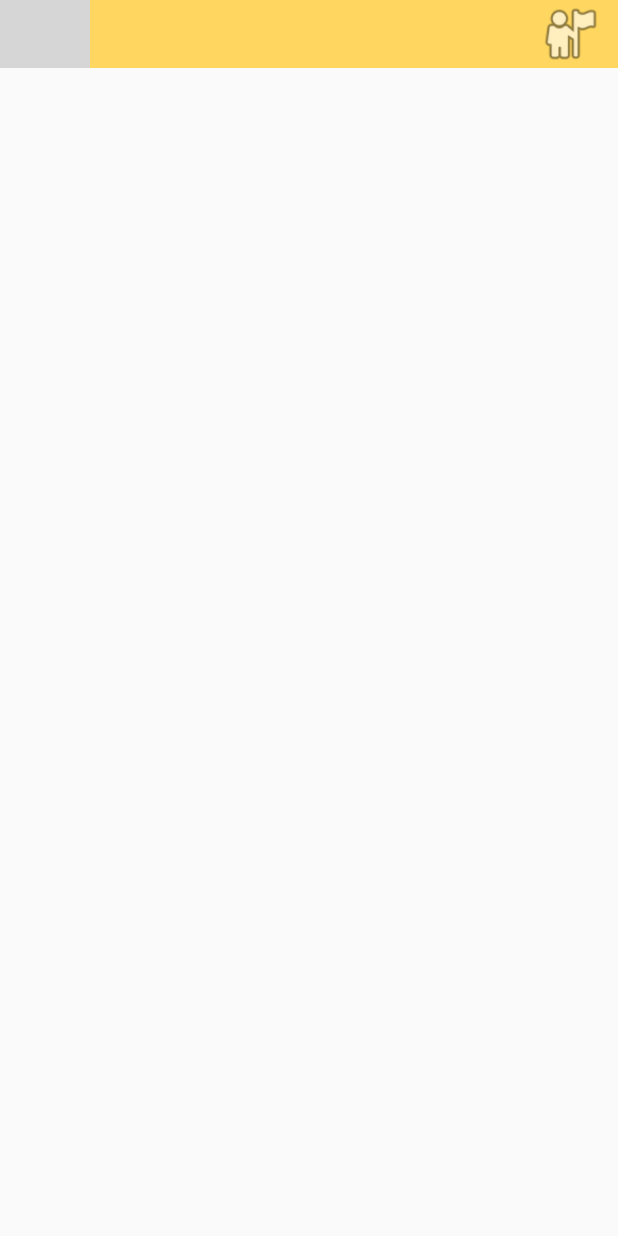
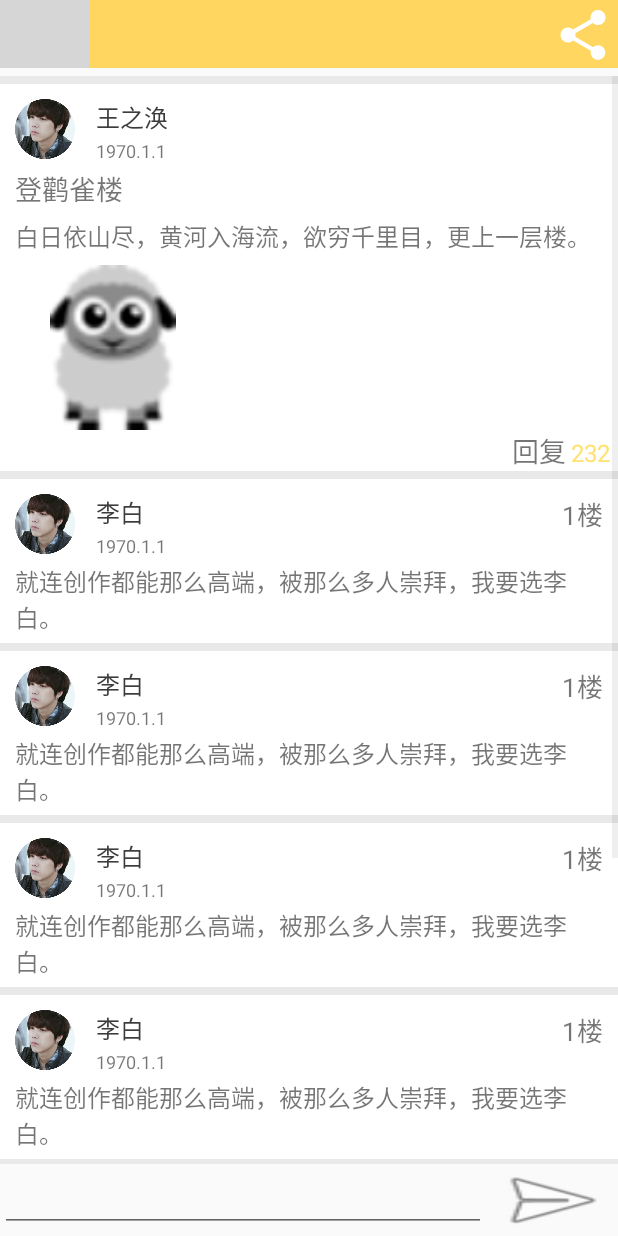
Before and after one commit to rivalnhwc/Mrzz, an Android app: the TopicActivity screen opened directly, with no data from a screen before it, on a phone screen of 412 x 824 dp. Run offline under Robolectric (Android 15) with nearby library versions, the phone set to English and light mode, and no system bars; our stand-ins replace CircleImageView; 1 statement that could not run was skipped; grey boxes are pictures that could not be loaded.

Commit message:
fourth commit

```diff
--- /dev/null
+++ b/app/src/main/java/com/freud/mrzz/adapter/CommentAdapter.java
@@ -0,0 +1,68 @@
+package com.freud.mrzz.adapter;
+
+import android.content.Context;
+import android.view.LayoutInflater;
+import android.view.View;
+import android.view.ViewGroup;
+import android.widget.ArrayAdapter;
+import android.widget.TextView;
+
+import com.freud.mrzz.R;
+import com.freud.mrzz.entity.Comment;
+import com.freud.mrzz.views.CircleImageView;
+
+import java.util.List;
+
+/**
+ * Created by rival on 2015/3/19.
+ */
+public class CommentAdapter extends ArrayAdapter<Comment> {
+    private int resource;
+
+    public CommentAdapter(Context context, int resource, List<Comment> objects) {
+        super(context, resource, objects);
+        this.resource = resource;
+    }
+
+    @Override
+    public View getView(int position, View convertView, ViewGroup parent) {
+        Comment comment = getItem(position);
+        View view;
+        ViewHolder viewHolder;
+        if (convertView == null) {
+            view = LayoutInflater.from(getContext()).inflate(resource, null);
+            viewHolder = new ViewHolder();
+
+            viewHolder.tv_username = (TextView) view.findViewById(R.id.id_tv_username_comment_itme);
+            viewHolder.tv_content = (TextView) view.findViewById(R.id.id_tv_commentcontent_comment_itme);
+            viewHolder.tv_timepulish = (TextView) view.findViewById(R.id.id_tv_timepublish_comment_itme);
+            viewHolder.tv_floor_num = (TextView) view.findViewById(R.id.id_tv_floornum_comment_itme);
+            viewHolder.im_userhead = (CircleImageView) view.findViewById(R.id.id_im_userhead_comment_itme);
+
+            view.setTag(viewHolder);
+        }else{
+            view = convertView;
+            viewHolder = (ViewHolder) view.getTag();
+        }
+
+        if (comment.getModel()==1) {
+            viewHolder.im_userhead.setImageResource(comment.getImageID_userhead());
+            viewHolder.tv_username.setText(comment.getUser_name());
+            viewHolder.tv_content.setText(comment.getContent());
+            viewHolder.tv_floor_num.setText(comment.getFloor_num());
+            viewHolder.tv_timepulish.setText(comment.getTime_publish());
+        }
+
+        return view;
+    }
+
+    class ViewHolder {
+
+        CircleImageView im_userhead;
+        TextView tv_username;
+
+        TextView tv_timepulish;
+        TextView tv_content;
+        TextView tv_floor_num;
+    }
+}
--- a/app/src/main/java/com/freud/mrzz/atys/TopicActivity.java
+++ b/app/src/main/java/com/freud/mrzz/atys/TopicActivity.java
@@ -3,27 +3,64 @@ package com.freud.mrzz.atys;
 import android.app.Activity;
 import android.content.Intent;
 import android.os.Bundle;
+import android.view.LayoutInflater;
+import android.widget.LinearLayout;
+import android.widget.ListView;
 import android.widget.TextView;
 
 import com.freud.mrzz.R;
+import com.freud.mrzz.adapter.CommentAdapter;
+import com.freud.mrzz.entity.Comment;
+
+import java.util.ArrayList;
+import java.util.List;
 
 /**
  * Created by rival on 2015/3/16.
  */
 public class TopicActivity extends Activity {
     private TextView tv_title_topbar;
+    private ListView lv_topicaty;
+    private List<Comment> commentList = new ArrayList<>();
+    private CommentAdapter commentAdapter;
+    private LinearLayout ll_topicaty;
 
     @Override
     protected void onCreate(Bundle savedInstanceState) {
         super.onCreate(savedInstanceState);
         setContentView(R.layout.activity_topic);
+        initData();
+        initView();
 
+    }
+    private void initData(){
+
+        Comment comment1 = new Comment();
+        Comment comment2 = new Comment();
+        Comment comment3 = new Comment();
+        Comment comment4 = new Comment();
+        Comment comment5 = new Comment();
+        Comment comment6 = new Comment();
+
+        commentList.add(comment1);
+        commentList.add(comment2);
+        commentList.add(comment3);
+        commentList.add(comment4);
+        commentList.add(comment5);
+        commentList.add(comment6);
+    }
+    private void initView(){
         Intent i = getIntent();
         Bundle b = i.getExtras();
         String str = b.getString("name");
         tv_title_topbar = (TextView) findViewById(R.id.id_tv_title_topbar_topicaty);
         tv_title_topbar.setText(str);
 
+        ll_topicaty = (LinearLayout) findViewById(R.id.id_ll_topicaty);
 
+        lv_topicaty = (ListView) findViewById(R.id.id_lv_topicaty);
+        lv_topicaty.addHeaderView(LayoutInflater.from(this).inflate(R.layout.head_topic_item_topicaty,null));
+        commentAdapter = new CommentAdapter(this,R.layout.comment_item_noimage,commentList);
+        lv_topicaty.setAdapter(commentAdapter);
     }
 }
--- /dev/null
+++ b/app/src/main/java/com/freud/mrzz/entity/Comment.java
@@ -0,0 +1,56 @@
+package com.freud.mrzz.entity;
+
+/**
+ * Created by rival on 2015/3/19.
+ */
+public class Comment {
+
+    private String user_name;
+    private int imageID_userhead;
+    private String content;
+    private String time_publish;
+    private String floor_num;
+    private int model=0;
+
+    public Comment(){
+
+        model=0;
+
+    }
+
+    public Comment(String user_name,int imageID_userhead,String content,String time_publish,String floor_num){
+        this.user_name = user_name;
+        this.imageID_userhead = imageID_userhead;
+        this.content = content;
+        this.time_publish = time_publish;
+        this.floor_num = floor_num;
+
+        model=1;
+
+
+    }
+
+    public String getUser_name() {
+        return user_name;
+    }
+
+    public int getImageID_userhead() {
+        return imageID_userhead;
+    }
+
+    public String getContent() {
+        return content;
+    }
+
+    public String getTime_publish() {
+        return time_publish;
+    }
+
+    public String getFloor_num() {
+        return floor_num;
+    }
+
+    public int getModel() {
+        return model;
+    }
+}
--- a/app/src/main/java/com/freud/mrzz/frags/communityFrag_socialFrag.java
+++ b/app/src/main/java/com/freud/mrzz/frags/communityFrag_socialFrag.java
@@ -54,18 +54,7 @@ public class communityFrag_socialFrag extends Fragment
         initDatas();
         initView(view);
 
-
-
         return view;
-
-		/*TextView tv = new TextView(getActivity());
-		tv.setTextSize(60);
-		Random r = new Random();
-		tv.setBackgroundColor(Color.argb(r.nextInt(120), r.nextInt(255),
-				r.nextInt(255), r.nextInt(255)));
-		tv.setText(mTitle);
-		tv.setGravity(Gravity.CENTER);
-		return tv;*/
 
 	}
 
@@ -74,12 +63,12 @@ public class communityFrag_socialFrag extends Fragment
 
         topicList = new ArrayList<Topic>();
 
-        Topic topic1 = new Topic("1号用户","1","是个发帖子的好时间","16:38",R.drawable.tx_test,R.drawable.sheep_pulltorefresh,233,3);
-        Topic topic2 = new Topic("2号用户","2","是个发帖子的好时间","16:38",R.drawable.tx_test,R.drawable.sheep_pulltorefresh,233,3);
-        Topic topic3 = new Topic("3号用户","3","是个发帖子的好时间","16:38",R.drawable.tx_test,R.drawable.sheep_pulltorefresh,233,3);
-        Topic topic4 = new Topic("4号用户","4","是个发帖子的好时间","16:38",R.drawable.tx_test,R.drawable.sheep_pulltorefresh,233,3);
-        Topic topic5 = new Topic("5号用户","5","是个发帖子的好时间","16:38",R.drawable.tx_test,R.drawable.sheep_pulltorefresh,233,3);
-        Topic topic6 = new Topic("6号用户","6","是个发帖子的好时间","16:38",R.drawable.tx_test,R.drawable.sheep_pulltorefresh,233,3);
+        Topic topic1 = new Topic("比尔盖茨","Microsoft","....","16:38",R.drawable.tx_test,R.drawable.sheep_pulltorefresh,233,3);
+        Topic topic2 = new Topic("乔布斯","Apple","....","16:38",R.drawable.tx_test,R.drawable.sheep_pulltorefresh,233,3);
+        Topic topic3 = new Topic("马云","阿里巴巴","....","16:38",R.drawable.tx_test,R.drawable.sheep_pulltorefresh,233,3);
+        Topic topic4 = new Topic("李彦宏","百度",".....","16:38",R.drawable.tx_test,R.drawable.sheep_pulltorefresh,233,3);
+        Topic topic5 = new Topic("马化腾","腾讯","....","16:38",R.drawable.tx_test,R.drawable.sheep_pulltorefresh,233,3);
+        Topic topic6 = new Topic("刘强东","京东","....","16:38",R.drawable.tx_test,R.drawable.sheep_pulltorefresh,233,3);
 
         topicList.add(topic1);
         topicList.add(topic2);
@@ -183,7 +172,7 @@ public class communityFrag_socialFrag extends Fragment
         protected void onPostExecute(String result)
         {
             if (true){
-                Topic topicn = new Topic(result+"号用户","天气haihao今天","是个发帖子的好时间","2015.3.16 16：38",R.drawable.tx_test,R.drawable.sheep_pulltorefresh,233,3);
+                Topic topicn = new Topic(result,"....","....","16:38",R.drawable.tx_test,R.drawable.sheep_pulltorefresh,233,3);
                 topicList.add(topicn);
                 mAdapter.notifyDataSetChanged();
                 mPulltoRefreshListView.onRefreshComplete();
--- a/app/src/main/res/layout/activity_topic.xml
+++ b/app/src/main/res/layout/activity_topic.xml
@@ -25,11 +25,50 @@
             android:textSize="22sp" />
 
         <ImageView
-            android:layout_width="wrap_content"
-            android:layout_height="wrap_content"
+            android:layout_marginRight="3dp"
+            android:layout_marginTop="3dp"
+            android:layout_width="40dp"
+            android:layout_height="40dp"
             android:layout_alignParentRight="true"
-            android:src="@drawable/index_right_mainaty" />
+            android:src="@drawable/abc_ic_menu_share_mtrl_alpha" />
 
     </RelativeLayout>
 
+
+
+    <ListView
+        android:layout_marginTop="5dp"
+        android:layout_width="fill_parent"
+        android:layout_height="0dp"
+        android:layout_weight="1"
+        android:background="#ffe9e9e9"
+        android:id="@+id/id_lv_topicaty"
+        android:cacheColorHint="#ffffff"
+        android:divider="#ffe9e9e9"
+        android:dividerHeight="5dp"
+        android:fadingEdge="horizontal"
+        android:fastScrollEnabled="false"
+        android:footerDividersEnabled="false"
+        android:headerDividersEnabled="false"
+        android:smoothScrollbar="true">
+
+        </ListView>
+    <LinearLayout
+        android:layout_width="fill_parent"
+        android:layout_height="wrap_content">
+
+        <EditText
+            android:id="@+id/etComment"
+            android:layout_width="0dp"
+            android:layout_height="wrap_content"
+            android:layout_weight="1" />
+
+        <Button
+            android:id="@+id/btnSendComment"
+            android:layout_width="wrap_content"
+            android:layout_height="wrap_content"
+            android:background="@android:drawable/ic_menu_send" />
+        </LinearLayout>
+
+
 </LinearLayout>
--- /dev/null
+++ b/app/src/main/res/layout/comment_item_noimage.xml
@@ -0,0 +1,69 @@
+<?xml version="1.0" encoding="utf-8"?>
+<LinearLayout xmlns:android="http://schemas.android.com/apk/res/android"
+    android:orientation="vertical"
+    android:layout_width="match_parent"
+    android:layout_height="wrap_content"
+    android:background="#FFFFFF"
+    android:layout_marginLeft="10dp"
+    android:layout_marginRight="10dp"
+    android:paddingBottom="5dp">
+    <LinearLayout
+        android:layout_width="fill_parent"
+        android:layout_height="50dp"
+        android:orientation="horizontal">
+        <com.freud.mrzz.views.CircleImageView
+            android:id="@+id/id_im_userhead_comment_itme"
+            android:layout_width="40dp"
+            android:layout_height="40dp"
+            android:layout_marginTop="10dp"
+            android:layout_marginLeft="10dp"
+            android:src="@drawable/tx_test"/>
+        <LinearLayout
+            android:layout_marginLeft="4dp"
+            android:layout_width="wrap_content"
+            android:layout_height="wrap_content"
+            android:orientation="vertical">
+            <TextView
+                android:id="@+id/id_tv_username_comment_itme"
+                android:textColor="#ff3c3c3c"
+                android:textSize="16sp"
+                android:layout_marginTop="10dp"
+                android:layout_marginLeft="10dp"
+                android:layout_width="wrap_content"
+                android:layout_height="wrap_content"
+                android:text="李白"/>
+            <TextView
+                android:id="@+id/id_tv_timepublish_comment_itme"
+                android:textSize="12sp"
+                android:layout_width="wrap_content"
+                android:layout_height="wrap_content"
+                android:text="1970.1.1"
+                android:layout_marginTop="2dp"
+                android:layout_marginLeft="10dp"/>
+        </LinearLayout>
+        <TextView
+            android:id="@+id/id_tv_floornum_comment_itme"
+            android:text="1楼"
+            android:textSize="17sp"
+            android:layout_width="fill_parent"
+            android:layout_height="wrap_content"
+            android:layout_marginRight="10dp"
+            android:layout_marginTop="10dp"
+            android:gravity="right"
+            />
+    </LinearLayout>
+
+    <TextView
+        android:id="@+id/id_tv_commentcontent_comment_itme"
+        android:layout_marginLeft="10dp"
+        android:layout_marginTop="6dp"
+        android:layout_marginRight="10dp"
+        android:layout_width="wrap_content"
+        android:layout_height="wrap_content"
+        android:lines="2"
+        android:text="就连创作都能那么高端，被那么多人崇拜，我要选李白。"
+        android:textSize="16sp"/>
+
+
+
+</LinearLayout>
--- /dev/null
+++ b/app/src/main/res/layout/head_topic_item_topicaty.xml
@@ -0,0 +1,111 @@
+<?xml version="1.0" encoding="utf-8"?>
+<LinearLayout xmlns:android="http://schemas.android.com/apk/res/android"
+    android:orientation="vertical" android:layout_width="match_parent"
+    android:layout_height="match_parent">
+    <LinearLayout
+        android:id="@+id/id_ll_topicaty"
+        android:layout_marginTop="5dp"
+        android:orientation="vertical"
+        android:layout_width="match_parent"
+        android:layout_height="wrap_content"
+        android:background="#FFFFFF"
+        >
+        <LinearLayout
+            android:layout_width="fill_parent"
+            android:layout_height="50dp"
+            android:orientation="horizontal">
+            <com.freud.mrzz.views.CircleImageView
+                android:id="@+id/id_im_userhead_topicaty"
+                android:layout_width="40dp"
+                android:layout_height="40dp"
+                android:layout_marginTop="10dp"
+                android:layout_marginLeft="10dp"
+                android:src="@drawable/tx_test"/>
+            <LinearLayout
+                android:layout_marginLeft="4dp"
+                android:layout_width="wrap_content"
+                android:layout_height="wrap_content"
+                android:orientation="vertical">
+                <TextView
+                    android:id="@+id/id_tv_username_topicaty"
+                    android:textColor="#ff3c3c3c"
+                    android:textSize="16sp"
+                    android:layout_marginTop="10dp"
+                    android:layout_marginLeft="10dp"
+                    android:layout_width="wrap_content"
+                    android:layout_height="wrap_content"
+                    android:text="王之涣"/>
+                <TextView
+                    android:id="@+id/id_tv_timepublish_topicaty"
+                    android:textSize="12sp"
+                    android:layout_width="wrap_content"
+                    android:layout_height="wrap_content"
+                    android:text="1970.1.1"
+                    android:layout_marginTop="2dp"
+                    android:layout_marginLeft="10dp"/>
+            </LinearLayout>
+        </LinearLayout>
+        <TextView
+            android:id="@+id/id_tv_topicname_topicaty"
+            android:layout_marginLeft="10dp"
+            android:layout_marginTop="6dp"
+            android:layout_marginRight="10dp"
+            android:textSize="18sp"
+            android:text="登鹳雀楼"
+            android:lines="1"
+            android:layout_width="wrap_content"
+            android:layout_height="wrap_content" />
+        <TextView
+            android:id="@+id/id_tv_topiccontent_topicaty"
+            android:layout_marginLeft="10dp"
+            android:layout_marginTop="6dp"
+            android:layout_marginRight="10dp"
+            android:layout_width="wrap_content"
+            android:layout_height="wrap_content"
+            android:text="白日依山尽，黄河入海流，欲穷千里目，更上一层楼。"
+            android:textSize="16sp"/>
+        <LinearLayout
+            android:layout_marginLeft="10dp"
+            android:layout_marginTop="7dp"
+            android:layout_marginRight="10dp"
+            android:layout_width="fill_parent"
+            android:layout_height="110dp">
+            <ImageView
+                android:id="@+id/id_im_contentimage_topicaty"
+                android:src="@drawable/sheep_pulltorefresh"
+                android:layout_width="0dp"
+                android:layout_height="match_parent"
+                android:layout_weight="1"/>
+            <ImageView
+                android:id="@+id/id_im_contentimage_second_topicaty"
+                android:layout_width="0dp"
+                android:layout_height="match_parent"
+                android:layout_weight="1"/>
+            <ImageView
+                android:id="@+id/id_im_contentimage_third_topicaty"
+                android:layout_width="0dp"
+                android:layout_height="match_parent"
+                android:layout_weight="1"/>
+        </LinearLayout>
+        <LinearLayout
+            android:layout_gravity="end"
+            android:layout_width="wrap_content"
+            android:layout_height="wrap_content"
+            >
+            <TextView
+                android:textSize="18sp"
+                android:layout_width="wrap_content"
+                android:layout_height="wrap_content"
+                android:text="回复"/>
+            <TextView
+                android:id="@+id/id_tv_replynum_topicaty"
+                android:textColor="#ffffe26f"
+                android:textSize="16sp"
+                android:layout_width="wrap_content"
+                android:layout_height="wrap_content"
+                android:layout_marginLeft="3dp"
+                android:layout_marginRight="5dp"
+                android:text="232"/>
+        </LinearLayout>
+    </LinearLayout>
+</LinearLayout>
```
